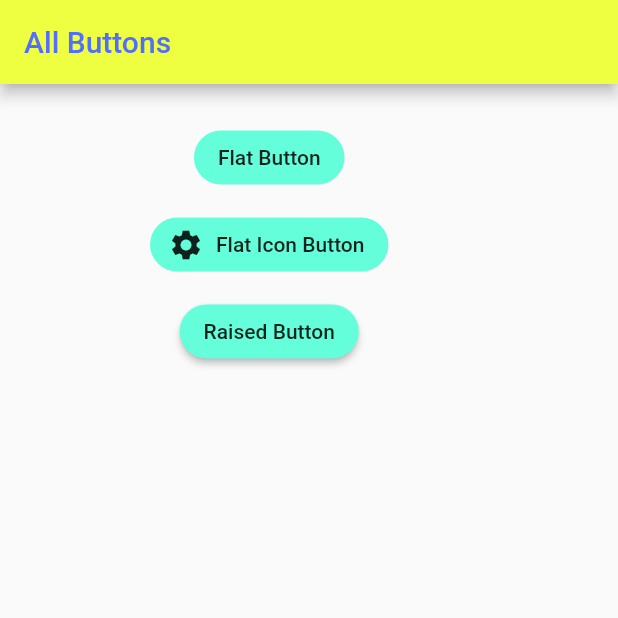
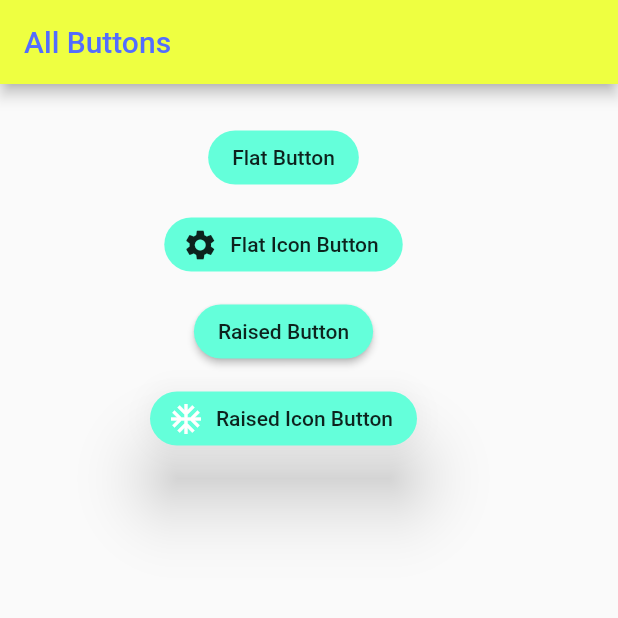
Before and after one commit to Er-Jrsingh/fluty_learn, a Flutter app: the screen it shows after launch, on a phone screen of 412 x 824 dp, the top half of it. Run offline on Flutter 3.47's test engine with Material 2 defaults, Android fonts, the phone set to English and light mode, and no system bars.

Commit message:
Type 4 Raised Icon Button

```diff
--- a/lib/main.dart
+++ b/lib/main.dart
@@ -50,6 +50,18 @@ class MyApp extends StatelessWidget{
             }, child: Text("Raised Button")),
             SizedBox(height:10),
 
+              /* Raised Icon Button*/
+
+              RaisedButton.icon(
+               icon: Icon(Icons.ac_unit,color:Colors.white),
+               shape:RoundedRectangleBorder(borderRadius:BorderRadius.circular(80)),
+               elevation: 20,
+               color: Colors.tealAccent,
+               label:Text("Raised Icon Button"),
+               onPressed: (){
+                 print("I am Raised Icon button");
+               }),
+
           ],),
         )
       ),
```
